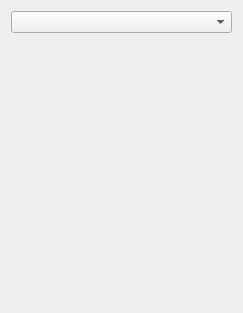
alexeymarunin/ddm, file widgets/ddmPosNegDeltaFilterWidget.ui: the form before one commit.
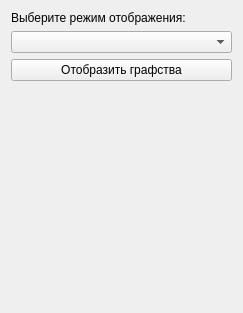
The form after the commit. Icons and pictures are not drawn.

Commit message: Сделано обновление визуализации при нажатии кнопки в фильтре "Центры миграций"

```diff
--- a/widgets/ddmPosNegDeltaFilterWidget.ui
+++ b/widgets/ddmPosNegDeltaFilterWidget.ui
@@ -16,9 +16,27 @@
   <layout class="QVBoxLayout" name="verticalLayout_2">
    <item>
     <layout class="QVBoxLayout" name="verticalLayout">
+     <item>
+      <widget class="QLabel" name="label">
+       <property name="text">
+        <string>&lt;html&gt;&lt;head/&gt;&lt;body&gt;&lt;p&gt;Выберите режим отображения:&lt;/p&gt;&lt;/body&gt;&lt;/html&gt;</string>
+       </property>
+      </widget>
+     </item>
      <item>
       <widget class="QComboBox" name="m_cbDeltaMode"/>
      </item>
+     <item>
+      <widget class="QPushButton" name="buttonApply">
+       <property name="text">
+        <string>Отобразить графства</string>
+       </property>
+       <property name="icon">
+        <iconset resource="../icons.qrc">
+         <normaloff>:/icons/icons/accept.png</normaloff>:/icons/icons/accept.png</iconset>
+       </property>
+      </widget>
+     </item>
      <item>
       <spacer name="verticalSpacer">
        <property name="orientation">
```
Left out of the diff: 4 changed lines with no effect on the pictures. The commit also changes 2 other files.
